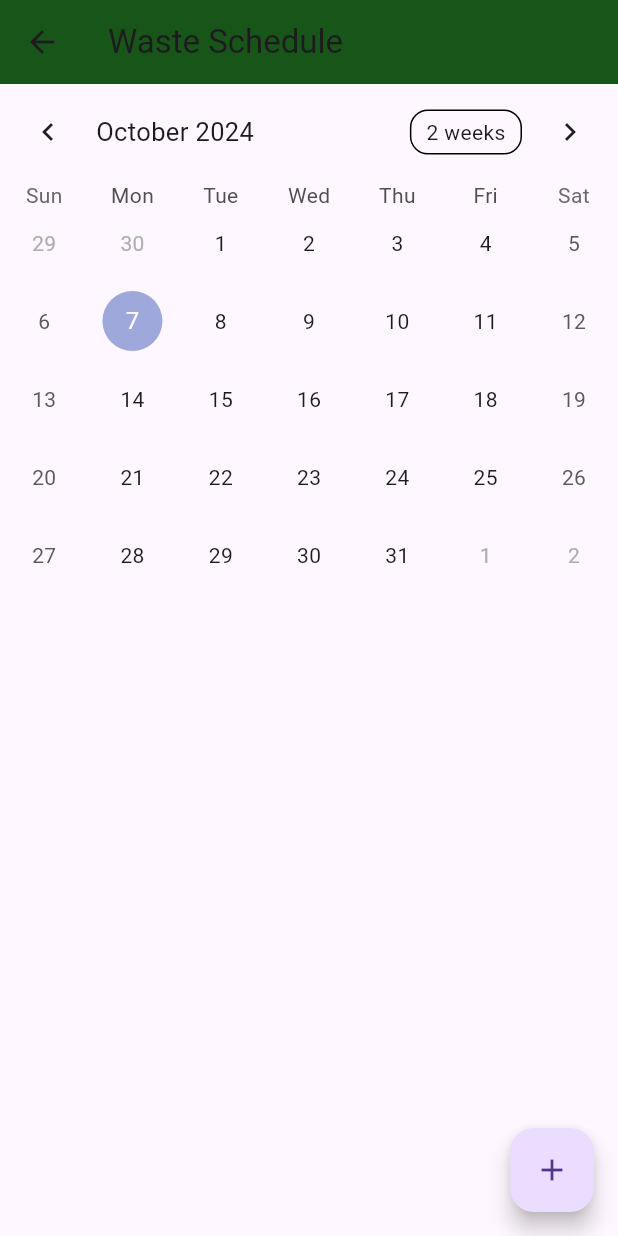
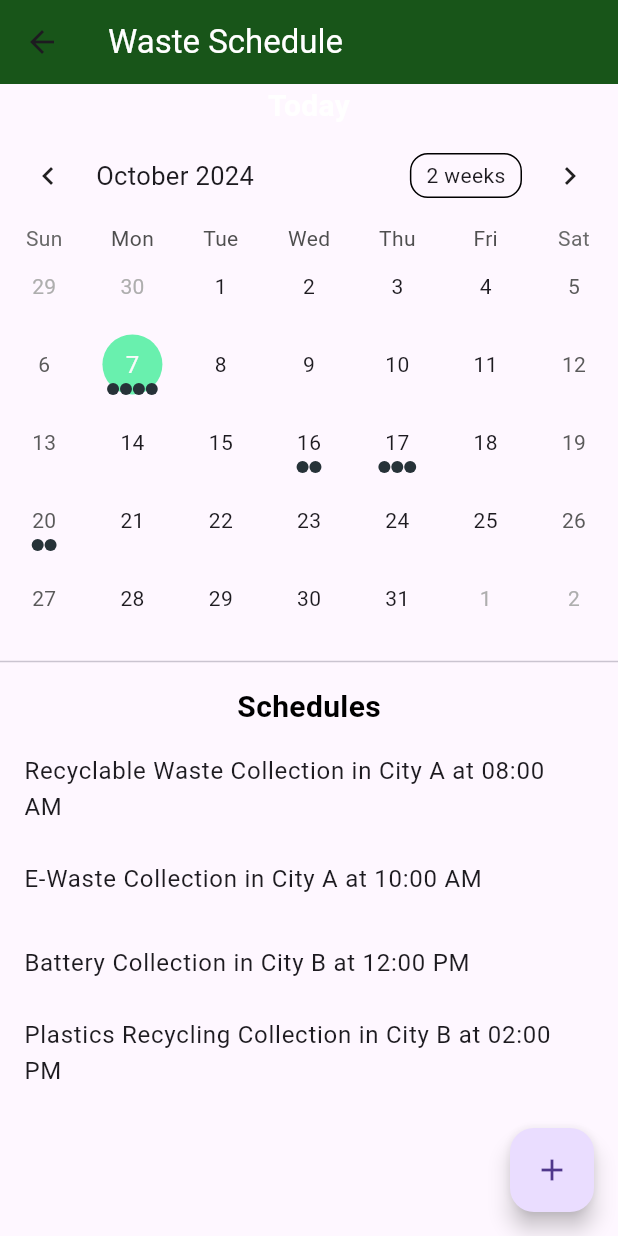
Before and after one commit to BilalR4M/EcoSpere, a Flutter app: the CalendarPage screen opened by its route, after a tap on the "add" icon, on a phone screen of 412 x 824 dp. Run offline on Flutter 3.47's test engine with Material 3 defaults, Android fonts, the phone set to English and light mode, and no system bars; drawn by our look-alikes of table_calendar; our stand-ins replace cloud_firestore, firebase_auth, firebase_core, flutter_svg, fluttertoast, go_router and 1 more; accounts and stored records are empty.

Commit message:
Waste Collection schedule page

```diff
--- /dev/null
+++ b/lib/models/activity.dart
@@ -0,0 +1,33 @@
+// lib/models/activity.dart
+
+class Activity {
+  final String activity;
+  final String city;
+  final String collectionTime;
+  final String svgPath;
+
+  Activity({
+    required this.activity,
+    required this.city,
+    required this.collectionTime,
+    required this.svgPath,
+  });
+
+  factory Activity.fromMap(Map<String, dynamic> data) {
+    return Activity(
+      activity: data['activity'] ?? '',
+      city: data['city'] ?? '',
+      collectionTime: data['collectionTime'] ?? '',
+      svgPath: data['svgPath'] ?? '',
+    );
+  }
+
+  Map<String, dynamic> toMap() {
+    return {
+      'activity': activity,
+      'city': city,
+      'collectionTime': collectionTime,
+      'svgPath': svgPath,
+    };
+  }
+}
--- a/lib/models/schedule.dart
+++ b/lib/models/schedule.dart
@@ -1,22 +1,36 @@
+// lib/models/schedule.dart
+
 import 'package:cloud_firestore/cloud_firestore.dart';
+import 'activity.dart';
 
 class Schedule {
   final String id;
   final DateTime date;
-  final String activity;
+  final List<Activity> activities;
 
   Schedule({
     required this.id,
     required this.date,
-    required this.activity,
+    required this.activities,
   });
 
   factory Schedule.fromDocument(DocumentSnapshot doc) {
     final data = doc.data() as Map<String, dynamic>;
+    List<dynamic> activityList = data['activities'] ?? [];
+
     return Schedule(
       id: doc.id,
       date: (data['date'] as Timestamp).toDate(),
-      activity: data['activity'] ?? '',
+      activities: activityList.map((activityData) {
+        return Activity.fromMap(activityData as Map<String, dynamic>);
+      }).toList(),
     );
   }
+
+  Map<String, dynamic> toMap() {
+    return {
+      'date': Timestamp.fromDate(date),
+      'activities': activities.map((activity) => activity.toMap()).toList(),
+    };
+  }
 }
--- a/lib/pages/calendar.dart
+++ b/lib/pages/calendar.dart
@@ -1,8 +1,13 @@
+// lib/pages/calendar_page.dart
+
+import 'package:ecosphere/models/activity.dart';
 import 'package:ecosphere/src/add_schedule.dart';
 import 'package:flutter/material.dart';
 import 'package:table_calendar/table_calendar.dart';
 import 'package:cloud_firestore/cloud_firestore.dart';
-
+import 'package:ecosphere/models/schedule.dart';
+import 'package:ecosphere/services/firestore_service.dart';
+import 'package:flutter_svg/flutter_svg.dart';
 
 class CalendarPage extends StatefulWidget {
   const CalendarPage({super.key});
@@ -16,8 +21,8 @@ class _CalendarPageState extends State<CalendarPage> {
   DateTime _focusedDay = DateTime.now();
   DateTime? _selectedDay;
 
-  final FirebaseFirestore _firestore = FirebaseFirestore.instance;
-  Map<DateTime, List<dynamic>> _events = {};
+  final FirestoreService _firestoreService = FirestoreService();
+  Map<DateTime, List<String>> _events = {};
 
   @override
   void initState() {
@@ -26,19 +31,18 @@ class _CalendarPageState extends State<CalendarPage> {
   }
 
   Future<void> _fetchSchedules() async {
-  QuerySnapshot snapshot = await _firestore.collection('schedules').get();
-  Map<DateTime, List<dynamic>> events = {};
+    List<Schedule> schedules = await _firestoreService.getAllSchedules();
+    Map<DateTime, List<String>> events = {};
 
-  for (var doc in snapshot.docs) {
-    Timestamp timestamp = doc['date'];
-    DateTime date = timestamp.toDate();
-    List<dynamic> activities = doc['activity']; // Get activities as a list
-
-    DateTime day = DateTime(date.year, date.month, date.day);
+    for (var schedule in schedules) {
+      DateTime day = DateTime(schedule.date.year, schedule.date.month, schedule.date.day);
       if (events[day] == null) {
         events[day] = [];
       }
-    events[day]!.addAll(activities); // Add all activities for the date
+      for (var activity in schedule.activities) {
+        String activityStr = '${activity.activity} in ${activity.city} at ${activity.collectionTime}';
+        events[day]!.add(activityStr);
+      }
     }
 
     setState(() {
@@ -46,8 +50,7 @@ class _CalendarPageState extends State<CalendarPage> {
     });
   }
 
-
-  List<dynamic> _getEventsForDay(DateTime day) {
+  List<String> _getEventsForDay(DateTime day) {
     return _events[DateTime(day.year, day.month, day.day)] ?? [];
   }
 
@@ -55,18 +58,20 @@ class _CalendarPageState extends State<CalendarPage> {
   Widget build(BuildContext context) {
     return Scaffold(
       appBar: AppBar(
-        title: const Text('Waste Schedule'),
+        title: const Text('Waste Schedule', style: TextStyle(color: Colors.white)),
         backgroundColor: const Color(0xff185519),
       ),
       floatingActionButton: FloatingActionButton(
-        onPressed: () {
-          ScheduleService().addSchedules();
+        onPressed: () async {
+          await ScheduleService().addSchedules();
+          _fetchSchedules();
         },
         child: const Icon(Icons.add),
       ),
       body: Column(
         children: [
-          TableCalendar(
+          const Center(child: Text('Today', style: TextStyle(color: Colors.white, fontSize: 20, fontWeight: FontWeight.bold))),
+          TableCalendar<String>(
             firstDay: DateTime.utc(2020, 1, 1),
             lastDay: DateTime.utc(2030, 12, 31),
             focusedDay: _focusedDay,
@@ -78,7 +83,7 @@ class _CalendarPageState extends State<CalendarPage> {
             onDaySelected: (selectedDay, focusedDay) {
               setState(() {
                 _selectedDay = selectedDay;
-                _focusedDay = focusedDay; // update `_focusedDay` here as well
+                _focusedDay = focusedDay;
               });
             },
             onFormatChanged: (format) {
@@ -89,13 +94,31 @@ class _CalendarPageState extends State<CalendarPage> {
             onPageChanged: (focusedDay) {
               _focusedDay = focusedDay;
             },
+            calendarStyle: const CalendarStyle(
+              todayDecoration: BoxDecoration(
+                color: Colors.greenAccent,
+                shape: BoxShape.circle,
+              ),
+              selectedDecoration: BoxDecoration(
+                color: Colors.green,
+                shape: BoxShape.circle,
+              ),
+            ),
           ),
           const SizedBox(height: 8.0),
+          const Divider(),
+          const SizedBox(height: 8.0),
+          const Center(child: Text('Schedules', style: TextStyle(color: Colors.black, fontSize: 20, fontWeight: FontWeight.bold))),
+          const SizedBox(height: 8.0),
           Expanded(
-            child: ListView(
+            child: _getEventsForDay(_selectedDay ?? _focusedDay).isEmpty
+                ? const Center(child: Text('No schedules for this day.'))
+                : ListView(
                     children: _getEventsForDay(_selectedDay ?? _focusedDay)
                         .map((event) => ListTile(
                               title: Text(event),
+                              // Optionally, display SVG icons or additional info
+                              // leading: SvgPicture.asset('assets/icons/trash.svg'), // Example
                             ))
                         .toList(),
                   ),
--- a/lib/services/firestore_service.dart
+++ b/lib/services/firestore_service.dart
@@ -1,5 +1,6 @@
+// lib/services/firestore_service.dart
+
 import 'dart:developer';
-
 import 'package:cloud_firestore/cloud_firestore.dart';
 import '../models/schedule.dart';
 
@@ -17,11 +18,9 @@ class FirestoreService {
     }
   }
 
-  // Optionally, fetch schedules for a specific date
+  // Fetch schedules for a specific date
   Future<List<Schedule>> getSchedulesForDate(DateTime date) async {
     try {
-      // Assuming 'date' field is stored as Timestamp in Firestore
-      // We need to fetch schedules where the 'date' is the same day
       DateTime startOfDay = DateTime(date.year, date.month, date.day);
       DateTime endOfDay = startOfDay.add(const Duration(days: 1));
 
@@ -37,4 +36,34 @@ class FirestoreService {
       return [];
     }
   }
+
+  // Add a new schedule with multiple activities
+  Future<void> addSchedule(Schedule schedule) async {
+    try {
+      await _db.collection('schedules').add(schedule.toMap());
+      log('Schedule added successfully');
+    } catch (e) {
+      log('Error adding schedule: $e');
+    }
+  }
+
+  // Update an existing schedule
+  Future<void> updateSchedule(String id, Schedule schedule) async {
+    try {
+      await _db.collection('schedules').doc(id).update(schedule.toMap());
+      log('Schedule updated successfully');
+    } catch (e) {
+      log('Error updating schedule: $e');
+    }
+  }
+
+  // Delete a schedule by id
+  Future<void> deleteSchedule(String id) async {
+    try {
+      await _db.collection('schedules').doc(id).delete();
+      log('Schedule deleted successfully');
+    } catch (e) {
+      log('Error deleting schedule: $e');
+    }
+  }
 }
--- a/lib/src/add_schedule.dart
+++ b/lib/src/add_schedule.dart
@@ -1,60 +1,94 @@
 import 'dart:developer';
-
 import 'package:cloud_firestore/cloud_firestore.dart';
 
 class ScheduleService {
   final FirebaseFirestore _firestore = FirebaseFirestore.instance;
 
   Future<void> addSchedules() async {
-    // Sample waste schedules
+    // Sample waste schedules with city and collection time for each activity
     List<Map<String, dynamic>> schedules = [
       {
-        'date': Timestamp.fromDate(DateTime.parse('2024-10-08T00:00:00Z')),
-        'activity': ['Recyclable Waste Collection', 'E-Waste Collection', 'Battery Collection', 'Plastics Recycling Collection'],
+        'date': Timestamp.fromDate(DateTime.parse('2024-10-07T00:00:00Z')),
+        'activities': [
+          {
+            'activity': 'Recyclable Waste Collection',
+            'city': 'City A',
+            'collectionTime': '08:00 AM',
           },
           {
-        'date': Timestamp.fromDate(DateTime.parse('2024-10-10T00:00:00Z')),
-        'activity': ['Organic Waste Collection', 'General Waste Collection'],
+            'activity': 'E-Waste Collection',
+            'city': 'City A',
+            'collectionTime': '10:00 AM',
           },
           {
-        'date': Timestamp.fromDate(DateTime.parse('2024-10-12T00:00:00Z')),
-        'activity': ['General Waste Collection', 'Hazardous Waste Collection', 'Medical Waste Collection'],
+            'activity': 'Battery Collection',
+            'city': 'City B',
+            'collectionTime': '12:00 PM',
           },
           {
-        'date': Timestamp.fromDate(DateTime.parse('2024-10-15T00:00:00Z')),
-        'activity': ['E-Waste Collection', 'Recyclable Waste Collection'],
+            'activity': 'Plastics Recycling Collection',
+            'city': 'City B',
+            'collectionTime': '02:00 PM',
+          },
+        ],
       },
       {
-        'date': Timestamp.fromDate(DateTime.parse('2024-10-18T00:00:00Z')),
-        'activity': ['Hazardous Waste Collection', 'Plastics Recycling Collection'],
+        'date': Timestamp.fromDate(DateTime.parse('2024-10-16T00:00:00Z')),
+        'activities': [
+          {
+            'activity': 'Organic Waste Collection',
+            'city': 'City C',
+            'collectionTime': '09:00 AM',
+          },
+          {
+            'activity': 'General Waste Collection',
+            'city': 'City C',
+            'collectionTime': '11:00 AM',
+          },
+        ],
+      },
+      {
+        'date': Timestamp.fromDate(DateTime.parse('2024-10-17T00:00:00Z')),
+        'activities': [
+          {
+            'activity': 'General Waste Collection',
+            'city': 'City A',
+            'collectionTime': '08:00 AM',
+          },
+          {
+            'activity': 'Hazardous Waste Collection',
+            'city': 'City A',
+            'collectionTime': '10:00 AM',
+          },
+          {
+            'activity': 'Medical Waste Collection',
+            'city': 'City B',
+            'collectionTime': '12:00 PM',
+          },
+        ],
       },
       {
         'date': Timestamp.fromDate(DateTime.parse('2024-10-20T00:00:00Z')),
-        'activity': ['Bulky Waste Collection', 'Medical Waste Collection'],
+        'activities': [
+          {
+            'activity': 'E-Waste Collection',
+            'city': 'City B',
+            'collectionTime': '09:00 AM',
           },
           {
-        'date': Timestamp.fromDate(DateTime.parse('2024-10-25T00:00:00Z')),
-        'activity': ['Yard Waste Collection', 'Battery Collection'],
+            'activity': 'Recyclable Waste Collection',
+            'city': 'City B',
+            'collectionTime': '11:00 AM',
           },
-      {
-        'date': Timestamp.fromDate(DateTime.parse('2024-10-30T00:00:00Z')),
-        'activity': ['Medical Waste Collection', 'Recyclable Waste Collection'],
+        ],
       },
-      {
-        'date': Timestamp.fromDate(DateTime.parse('2024-11-01T00:00:00Z')),
-        'activity': ['Battery Collection', 'Hazardous Waste Collection'],
-      },
-      {
-        'date': Timestamp.fromDate(DateTime.parse('2024-11-05T00:00:00Z')),
-        'activity': ['Plastics Recycling Collection', 'E-Waste Collection'],
-      }
-
+      // Add more schedules similarly...
     ];
 
     for (var schedule in schedules) {
       await _firestore.collection('schedules').add(schedule);
     }
 
-    log('Schedules added successfully');
+    log('Schedules with activities, cities, and collection times added successfully');
   }
 }
--- a/pubspec.yaml
+++ b/pubspec.yaml
@@ -46,6 +46,7 @@ dependencies:
   clean_calendar: ^2.0.0
   fluttertoast: ^8.2.8
   table_calendar: ^3.1.2
+  flutter_svg: ^2.0.10+1
 
 dev_dependencies:
   flutter_test:
```
Also changed, not shown: pubspec.lock. Lines whose indentation alone changed are shown as unchanged.
